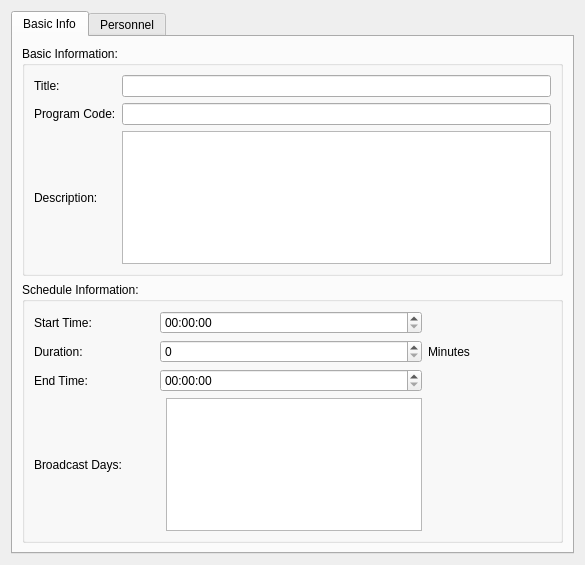
Above: pixelplan/rave/PixelPlan/tvprogramform.ui from pgathogo/raven before the change. Below: the same form after it.
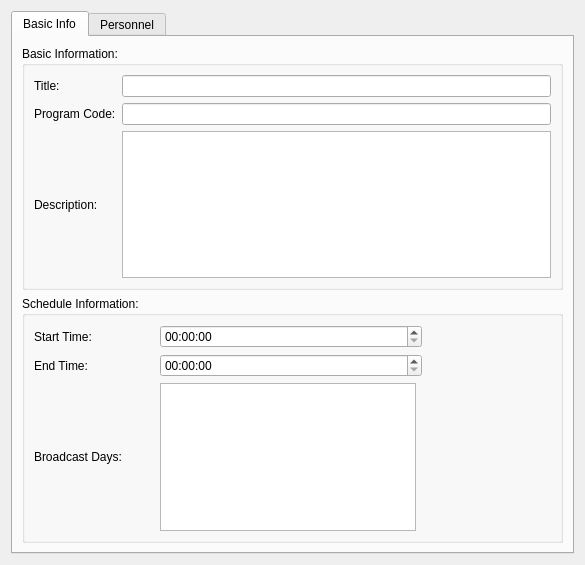
That is the form after the change.

Commit message:
TVProgram: Fix start and end time issue
This patch fixes issue that didn't allow you to create a program
whose end time rolled over to the next day. For example, a program
that starts at 23:00 and end at 02:00 the next day.

The edit to the form file:
```diff
--- a/pixelplan/rave/PixelPlan/tvprogramform.ui
+++ b/pixelplan/rave/PixelPlan/tvprogramform.ui
@@ -81,19 +81,6 @@
          <layout class="QHBoxLayout" name="horizontalLayout_2">
           <item>
            <layout class="QGridLayout" name="gridLayout_2">
-            <item row="3" column="0" colspan="2">
-             <widget class="QLabel" name="label_7">
-              <property name="maximumSize">
-               <size>
-                <width>16777215</width>
-                <height>16777215</height>
-               </size>
-              </property>
-              <property name="text">
-               <string>Broadcast Days:</string>
-              </property>
-             </widget>
-            </item>
             <item row="0" column="0">
              <widget class="QLabel" name="label_4">
               <property name="text">
@@ -101,42 +88,9 @@
               </property>
              </widget>
             </item>
-            <item row="2" column="1" colspan="2">
-             <widget class="QTimeEdit" name="edtEndTime"/>
-            </item>
-            <item row="1" column="0">
-             <widget class="QLabel" name="label_5">
-              <property name="text">
-               <string>Duration:</string>
-              </property>
-             </widget>
-            </item>
-            <item row="1" column="1" colspan="2">
-             <widget class="QSpinBox" name="sbDuration">
-              <property name="maximum">
-               <number>999</number>
-              </property>
-             </widget>
-            </item>
-            <item row="2" column="0">
-             <widget class="QLabel" name="label_6">
-              <property name="minimumSize">
-               <size>
-                <width>120</width>
-                <height>0</height>
-               </size>
-              </property>
-              <property name="text">
-               <string>End Time:</string>
-              </property>
-             </widget>
-            </item>
             <item row="0" column="1" colspan="2">
              <widget class="QTimeEdit" name="edtStartTime"/>
             </item>
-            <item row="3" column="2">
-             <widget class="QListWidget" name="lwDays"/>
-            </item>
             <item row="2" column="3">
              <spacer name="horizontalSpacer">
               <property name="orientation">
@@ -150,13 +104,38 @@
               </property>
              </spacer>
             </item>
-            <item row="1" column="3">
-             <widget class="QLabel" name="label_13">
+            <item row="1" column="0">
+             <widget class="QLabel" name="label_6">
+              <property name="minimumSize">
+               <size>
+                <width>120</width>
+                <height>0</height>
+               </size>
+              </property>
               <property name="text">
-               <string>Minutes</string>
+               <string>End Time:</string>
               </property>
              </widget>
             </item>
+            <item row="1" column="1" colspan="2">
+             <widget class="QTimeEdit" name="edtEndTime"/>
+            </item>
+            <item row="2" column="0">
+             <widget class="QLabel" name="label_7">
+              <property name="maximumSize">
+               <size>
+                <width>16777215</width>
+                <height>16777215</height>
+               </size>
+              </property>
+              <property name="text">
+               <string>Broadcast Days:</string>
+              </property>
+             </widget>
+            </item>
+            <item row="2" column="1">
+             <widget class="QListWidget" name="lwDays"/>
+            </item>
            </layout>
           </item>
          </layout>
```
The commit also changes 16 other files.
